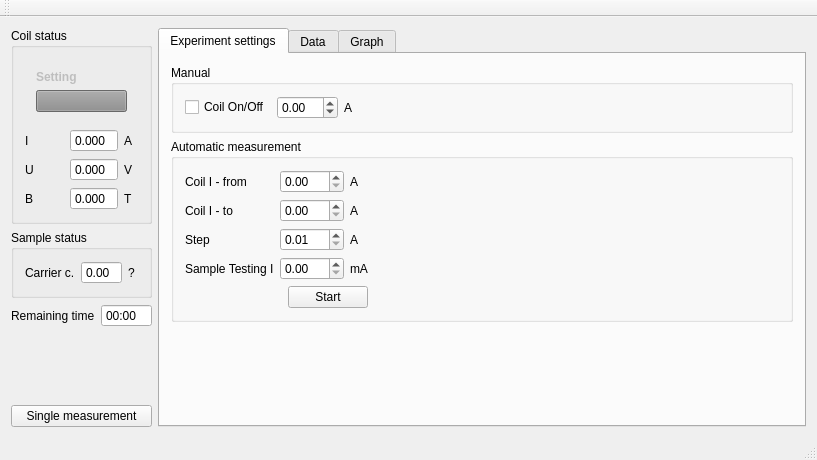
Old version of the form hall/mainwindow.ui in the repository mBr001/hall.
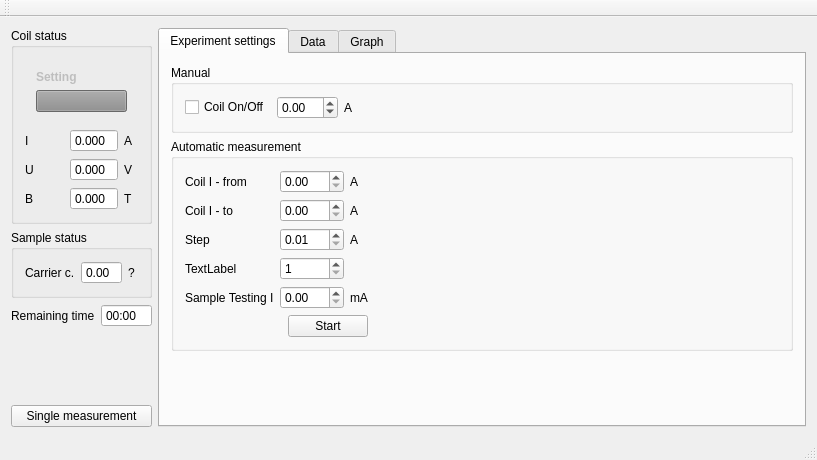
New version of the form. Custom widgets are drawn as their Qt base class.

Commit message: add repeat widgets

What changed in the file:
```diff
--- a/hall/mainwindow.ui
+++ b/hall/mainwindow.ui
@@ -445,6 +445,23 @@
                </property>
               </spacer>
              </item>
+             <item row="3" column="0">
+              <widget class="QLabel" name="label_10">
+               <property name="text">
+                <string>TextLabel</string>
+               </property>
+              </widget>
+             </item>
+             <item row="3" column="1">
+              <widget class="QSpinBox" name="spinBox">
+               <property name="minimum">
+                <number>1</number>
+               </property>
+               <property name="maximum">
+                <number>9999</number>
+               </property>
+              </widget>
+             </item>
             </layout>
            </widget>
           </item>
```
Left out of the diff: 2 changed lines with no effect on the pictures.
